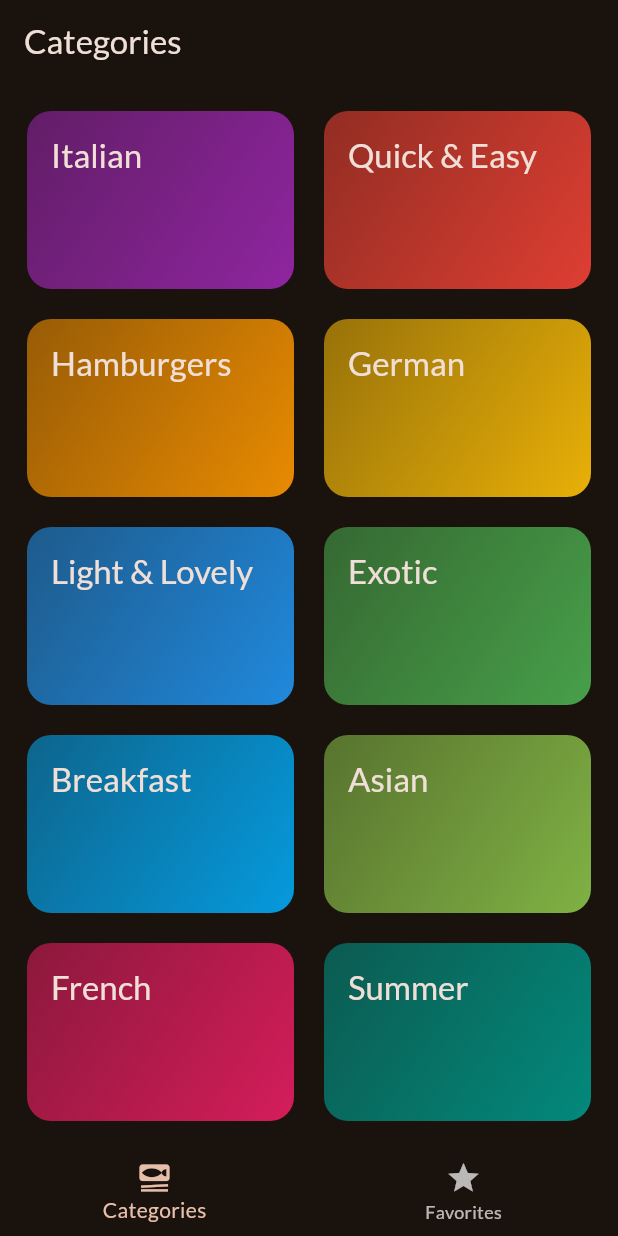
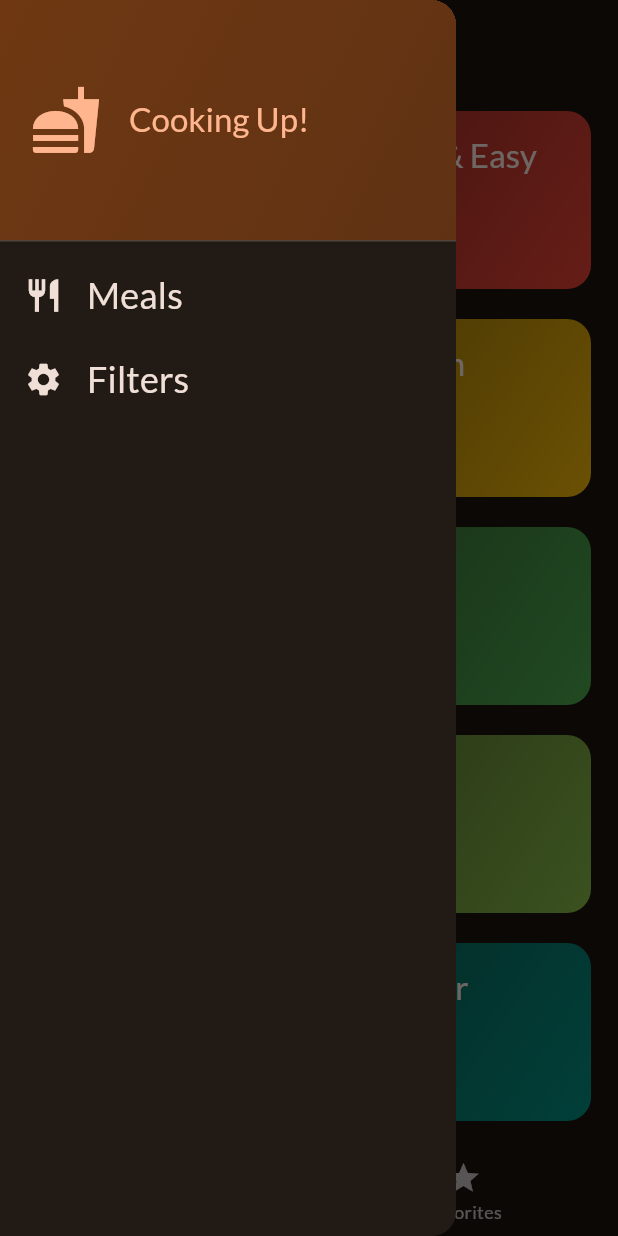
Before and after one commit to Matatov1989/Flutter-Meal, a Flutter app: the screen it shows after launch, with the side drawer open (before the commit the screen has no drawer), on a phone screen of 412 x 824 dp. Run offline on Flutter 3.47's test engine with Material 3 defaults, Android fonts, the phone set to English and light mode, and no system bars; our stand-ins replace google_fonts, transparent_image.

Commit message:
adding a side drawer

```diff
--- a/lib/screens/tabs.dart
+++ b/lib/screens/tabs.dart
@@ -3,6 +3,7 @@ import 'package:flutter/material.dart';
 import 'package:meal_app/screens/categories.dart';
 import 'package:meal_app/screens/meals.dart';
 import 'package:meal_app/models/meal.dart';
+import 'package:meal_app/widgets/main_drawer.dart';
 
 class TabsScreen extends StatefulWidget {
   const TabsScreen({super.key});
@@ -67,6 +68,7 @@ class _TabsScreenState extends State<TabsScreen> {
       appBar: AppBar(
         title: Text(activePageTitle),
       ),
+      drawer: const MainDrawer(),
       body: activePage,
       bottomNavigationBar: BottomNavigationBar(
         onTap: _selectPage,
--- /dev/null
+++ b/lib/widgets/main_drawer.dart
@@ -0,0 +1,78 @@
+import 'package:flutter/material.dart';
+
+class MainDrawer extends StatelessWidget {
+  const MainDrawer({super.key});
+
+  @override
+  Widget build(BuildContext context) {
+    return Drawer(
+      child: Column(
+        children: [
+          DrawerHeader(
+            padding: const EdgeInsets.all(20),
+            decoration: BoxDecoration(
+              gradient: LinearGradient(
+                colors: [
+                  Theme.of(context).colorScheme.primaryContainer,
+                  Theme.of(context)
+                      .colorScheme
+                      .primaryContainer
+                      .withOpacity(0.8),
+                ],
+                begin: Alignment.topLeft,
+                end: Alignment.bottomRight,
+              ),
+            ),
+            child: Row(
+              children: [
+                Icon(
+                  Icons.fastfood,
+                  size: 48,
+                  color: Theme.of(context).colorScheme.primary,
+                ),
+                const SizedBox(width: 18),
+                Text(
+                  'Cooking Up!',
+                  style: Theme.of(context)
+                      .textTheme
+                      .titleLarge!
+                      .copyWith(color: Theme.of(context).colorScheme.primary),
+                ),
+              ],
+            ),
+          ),
+          ListTile(
+            leading: Icon(
+              Icons.restaurant,
+              size: 26,
+              color: Theme.of(context).colorScheme.onBackground,
+            ),
+            title: Text(
+              'Meals',
+              style: Theme.of(context).textTheme.titleSmall!.copyWith(
+                    color: Theme.of(context).colorScheme.onBackground,
+                    fontSize: 24,
+                  ),
+            ),
+            onTap: () {},
+          ),
+          ListTile(
+            leading: Icon(
+              Icons.settings,
+              size: 26,
+              color: Theme.of(context).colorScheme.onBackground,
+            ),
+            title: Text(
+              'Filters',
+              style: Theme.of(context).textTheme.titleSmall!.copyWith(
+                color: Theme.of(context).colorScheme.onBackground,
+                fontSize: 24,
+              ),
+            ),
+            onTap: () {},
+          ),
+        ],
+      ),
+    );
+  }
+}
```
